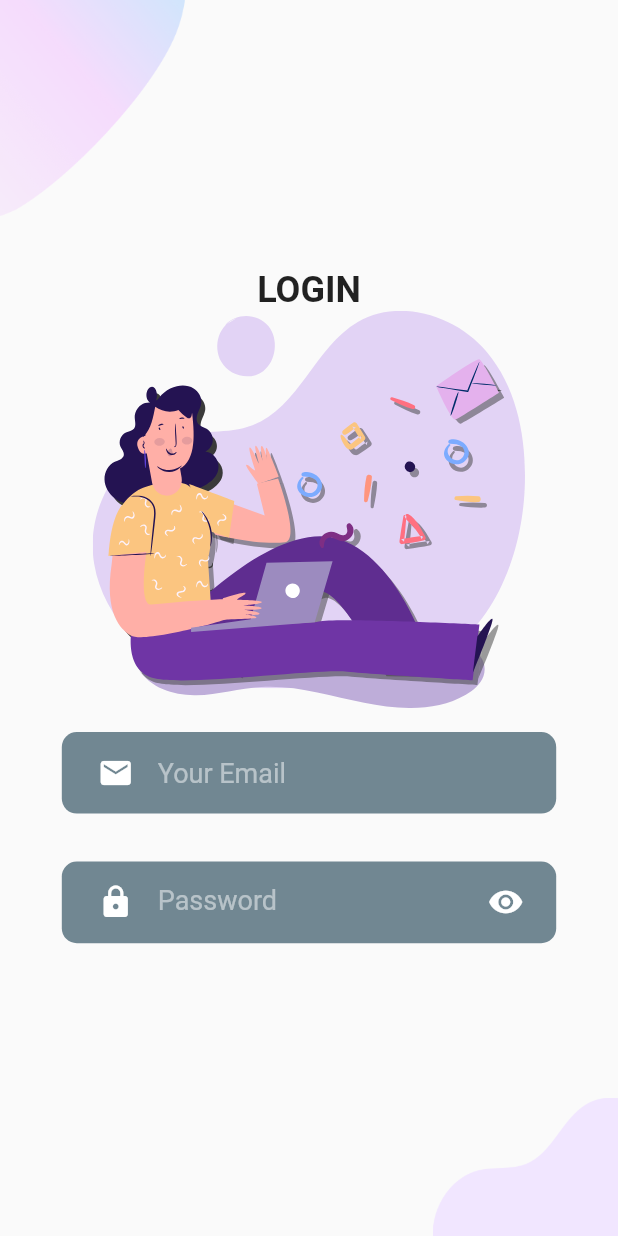
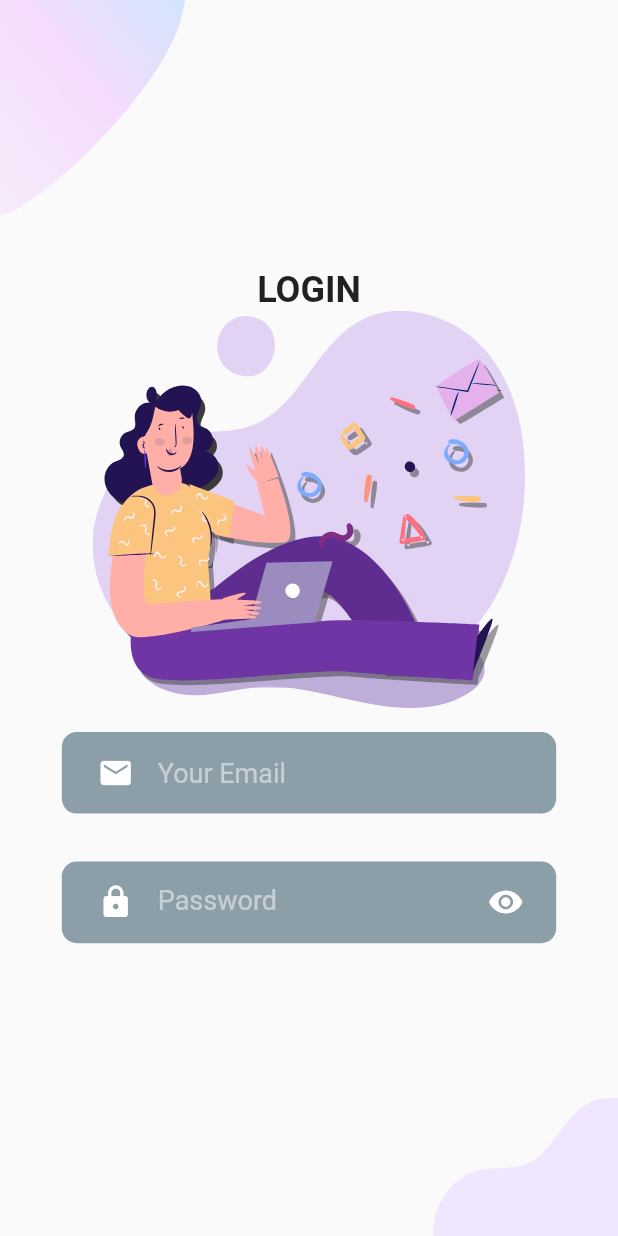
Before and after one commit to simonpojok/ideal, a Flutter app: the screen it shows after launch, after a tap on "LOGIN", on a phone screen of 412 x 824 dp. Run offline on Flutter 3.47's test engine with Material 2 defaults, Android fonts, the phone set to English and light mode, and no system bars; our stand-ins replace firebase_auth, firebase_core, flutter_rating_bar, flutter_svg; accounts and stored records are empty.

Commit message:
design complete

```diff
--- a/lib/src/screens/login/LoginScreen.dart
+++ b/lib/src/screens/login/LoginScreen.dart
@@ -84,7 +84,7 @@ class _RoundCornerTextFieldState extends State<RoundCornerTextField> {
         bottom: kDefaultPadding * .2,
       ),
       decoration: BoxDecoration(
-        color: Theme.of(context).primaryColorLight,
+        color: Theme.of(context).primaryColorLight.withOpacity(.8),
         borderRadius: BorderRadius.circular(10),
       ),
       child: TextField(
```
